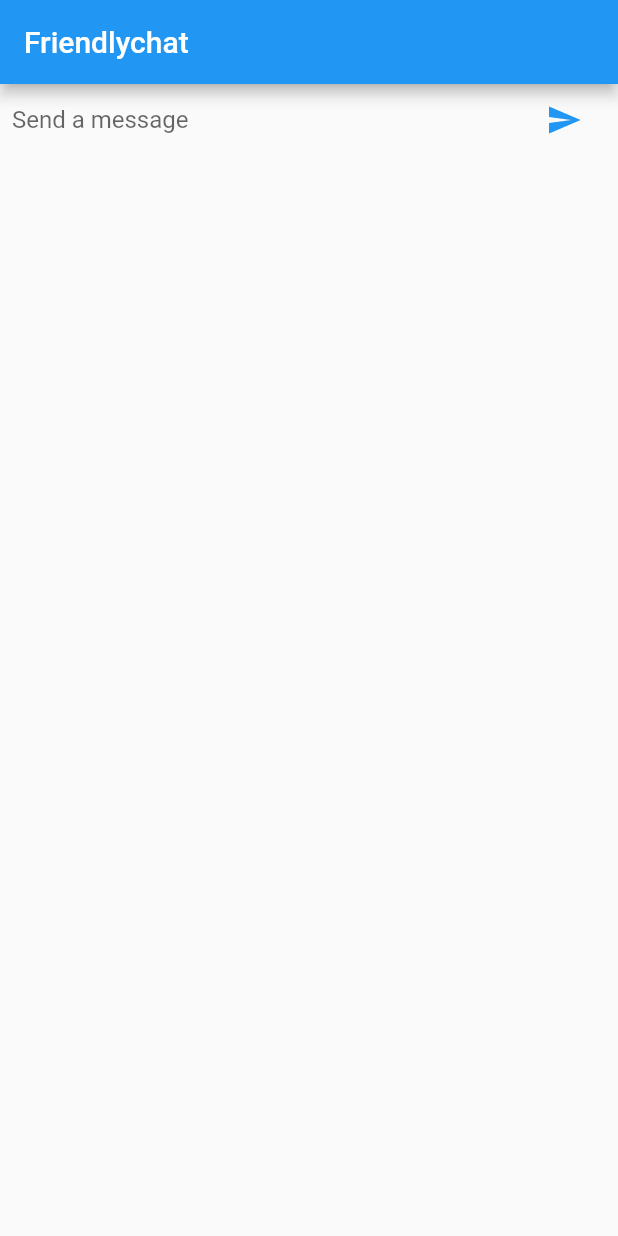
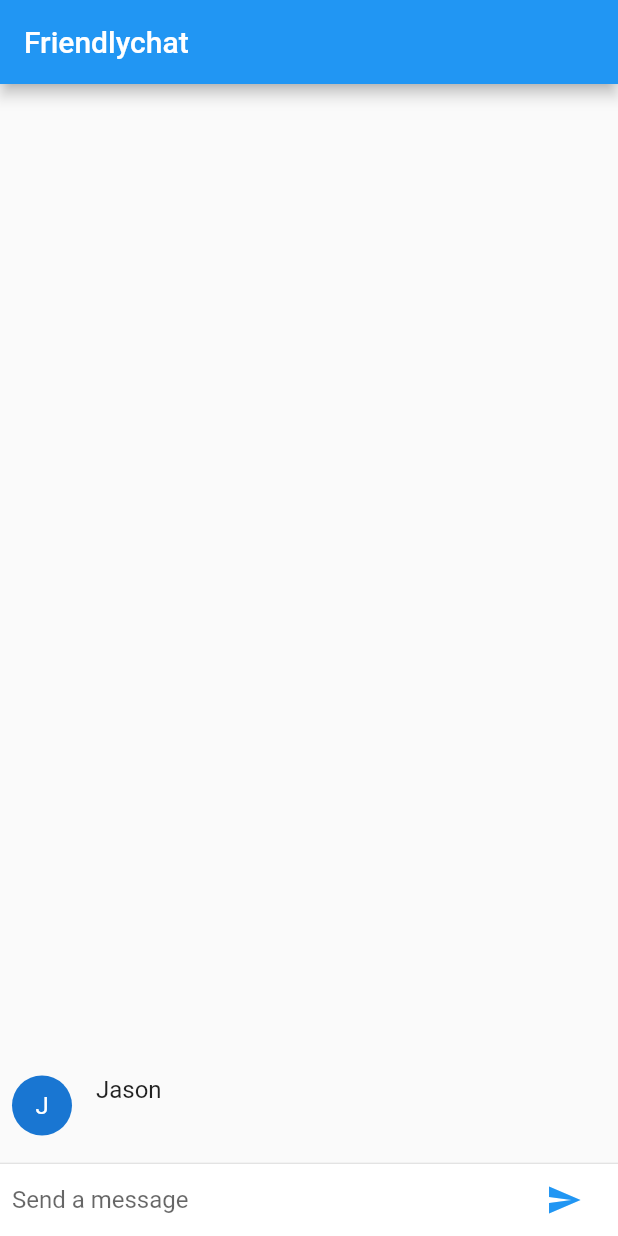
Before and after one commit to carinij/friendlychat, a Flutter app: the screen it shows after launch, after a tap on the "send" icon, on a phone screen of 412 x 824 dp. Run offline on Flutter 3.47's test engine with Material 2 defaults, Android fonts, the phone set to English and light mode, and no system bars.

```diff
--- a/lib/main.dart
+++ b/lib/main.dart
@@ -18,13 +18,31 @@ class ChatScreen extends StatefulWidget {
 }
 
 class ChatScreenState extends State<ChatScreen> {
+  final List<ChatMessage> _messages = <ChatMessage>[];
   final TextEditingController _textController = TextEditingController();
   @override
 
   Widget build(BuildContext context) {
     return Scaffold(
       appBar: AppBar(title: Text("Friendlychat")),
-      body: _buildTextComposer(),
+      body: Column(
+        children: <Widget>[
+          Flexible(
+            child: ListView.builder(
+              padding: EdgeInsets.all(8.0),
+              reverse: true,
+              itemBuilder: (_, int index) => _messages[index],
+              itemCount: _messages.length,
+            ),
+          ),
+          Divider(height: 1.0),
+          Container(
+            decoration: BoxDecoration(
+              color: Theme.of(context).cardColor),
+            child: _buildTextComposer(),
+          ),
+        ],
+      ),
     );
   }
 
@@ -58,5 +76,43 @@ class ChatScreenState extends State<ChatScreen> {
 
   void _handleSubmitted(String text) {
     _textController.clear();
+    ChatMessage message = ChatMessage(
+      text: text,
+    );
+    setState(() {
+      _messages.insert(0, message);
+    });
   }
 }
+
+class ChatMessage extends StatelessWidget {
+  ChatMessage({this.text});
+  final String text;
+  @override
+  Widget build(BuildContext context) {
+    return Container(
+      margin: const EdgeInsets.symmetric(vertical: 10.0),
+      child: Row(
+        crossAxisAlignment: CrossAxisAlignment.start,
+        children: <Widget>[
+          Container(
+            margin: const EdgeInsets.only(right: 16.0),
+            child: CircleAvatar(child: new Text(_name[0])),
+          ),
+          Column(
+            crossAxisAlignment: CrossAxisAlignment.start,
+            children: <Widget>[
+              Text(_name, style: Theme.of(context).textTheme.subhead),
+              Container(
+                margin: const EdgeInsets.only(top: 5.0),
+                child: new Text(text),
+              ),
+            ],
+          ),
+        ],
+      ),
+    );
+  }
+}
+
+const String _name = "Jason";
```
